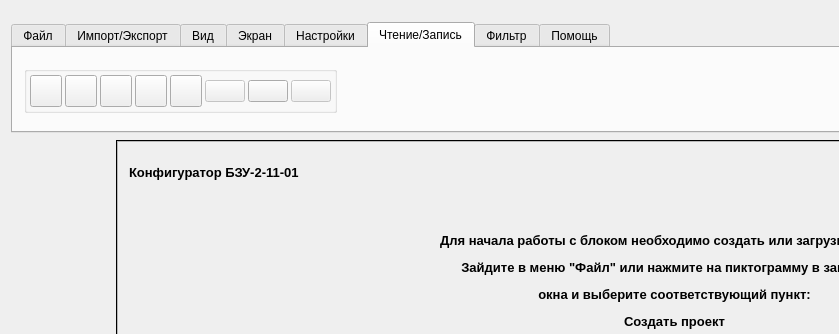
Qt form configuratorwindow.ui (vlarry/configurator) before a commit; both pictures show x 0 to 839 and y 0 to 334 of the 1349 by 754 pixel window.
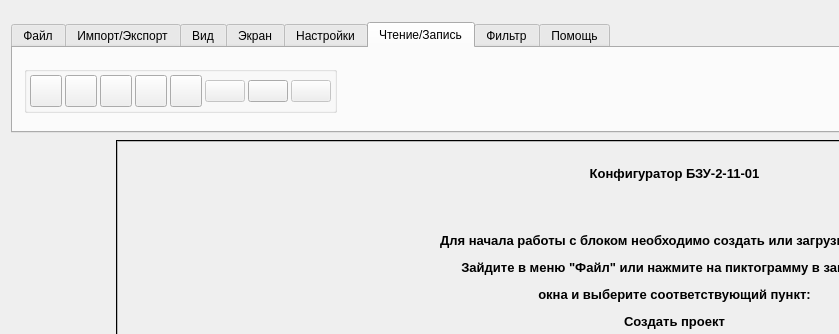
The same form after that commit. Icons and pictures are not drawn. Custom widgets are drawn as their Qt base class.

Commit message: Исправление загрузки существующего проекта (не загрузались контейнеры меню устройства и расчетных величин).

The edit to the form file:
```diff
--- a/configuratorwindow.ui
+++ b/configuratorwindow.ui
@@ -2780,7 +2780,7 @@
                 </sizepolicy>
                </property>
                <property name="text">
-                <string>&lt;html&gt;&lt;head/&gt;&lt;body&gt;&lt;p&gt;&lt;span style=&quot; font-size:10pt; font-weight:600;&quot;&gt;Конфигуратор БЗУ-2-11-01&lt;/span&gt;&lt;/p&gt;&lt;p align=&quot;center&quot;&gt;&lt;span style=&quot; font-size:10pt;&quot;&gt;&lt;br/&gt;&lt;/span&gt;&lt;/p&gt;&lt;p align=&quot;center&quot;&gt;&lt;span style=&quot; font-size:10pt; font-weight:600;&quot;&gt;Для начала работы с блоком необходимо создать или загрузить проект.&lt;/span&gt;&lt;/p&gt;&lt;p align=&quot;center&quot;&gt;&lt;span style=&quot; font-size:10pt; font-weight:600;&quot;&gt;Зайдите в меню &amp;quot;Файл&amp;quot; или нажмите на пиктограмму &lt;/span&gt;&lt;img src=&quot;:/images/resource/images/configurator.png&quot; width=&quot;24&quot; height=&quot;24&quot;/&gt;&lt;span style=&quot; font-size:10pt; font-weight:600;&quot;&gt; в заголовке&lt;/span&gt;&lt;/p&gt;&lt;p align=&quot;center&quot;&gt;&lt;span style=&quot; font-size:10pt; font-weight:600;&quot;&gt;окна и выберите соответствующий пункт:&lt;/span&gt;&lt;/p&gt;&lt;p align=&quot;center&quot;&gt;&lt;img src=&quot;:/images/resource/images/new.png&quot; width=&quot;24&quot; height=&quot;24&quot;/&gt;&lt;span style=&quot; font-size:10pt; font-weight:600;&quot;&gt;Создать проект&lt;/span&gt;&lt;/p&gt;&lt;p align=&quot;center&quot;&gt;&lt;img src=&quot;:/images/resource/images/open.png&quot; width=&quot;24&quot; height=&quot;24&quot;/&gt;&lt;span style=&quot; font-size:10pt; font-weight:600;&quot;&gt;Открыть проект&lt;/span&gt;&lt;/p&gt;&lt;/body&gt;&lt;/html&gt;</string>
+                <string>&lt;html&gt;&lt;head/&gt;&lt;body&gt;&lt;p align=&quot;center&quot;&gt;&lt;span style=&quot; font-size:10pt; font-weight:600;&quot;&gt;Конфигуратор БЗУ-2-11-01&lt;/span&gt;&lt;/p&gt;&lt;p align=&quot;center&quot;&gt;&lt;br/&gt;&lt;/p&gt;&lt;p align=&quot;center&quot;&gt;&lt;span style=&quot; font-size:10pt; font-weight:600;&quot;&gt;Для начала работы с блоком необходимо создать или загрузить проект.&lt;/span&gt;&lt;/p&gt;&lt;p align=&quot;center&quot;&gt;&lt;span style=&quot; font-size:10pt; font-weight:600;&quot;&gt;Зайдите в меню &amp;quot;Файл&amp;quot; или нажмите на пиктограмму &lt;/span&gt;&lt;img src=&quot;:/images/resource/images/configurator.png&quot; width=&quot;24&quot; height=&quot;24&quot;/&gt;&lt;span style=&quot; font-size:10pt; font-weight:600;&quot;&gt; в заголовке&lt;/span&gt;&lt;/p&gt;&lt;p align=&quot;center&quot;&gt;&lt;span style=&quot; font-size:10pt; font-weight:600;&quot;&gt;окна и выберите соответствующий пункт:&lt;/span&gt;&lt;/p&gt;&lt;p align=&quot;center&quot;&gt;&lt;img src=&quot;:/images/resource/images/new.png&quot; width=&quot;24&quot; height=&quot;24&quot;/&gt;&lt;span style=&quot; font-size:10pt; font-weight:600;&quot;&gt;Создать проект&lt;/span&gt;&lt;/p&gt;&lt;p align=&quot;center&quot;&gt;&lt;img src=&quot;:/images/resource/images/open.png&quot; width=&quot;24&quot; height=&quot;24&quot;/&gt;&lt;span style=&quot; font-size:10pt; font-weight:600;&quot;&gt;Открыть проект&lt;/span&gt;&lt;/p&gt;&lt;/body&gt;&lt;/html&gt;</string>
                </property>
               </widget>
              </item>
```
The commit also changes 1 other file.
